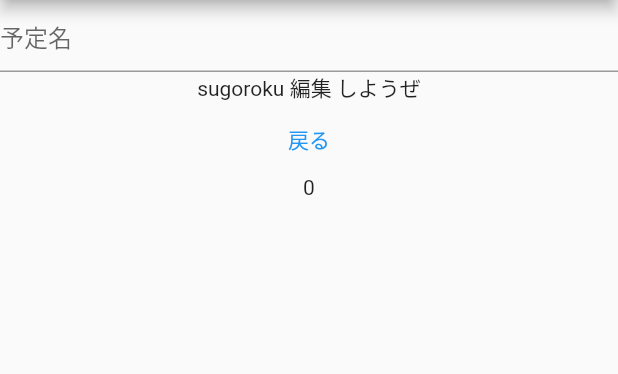
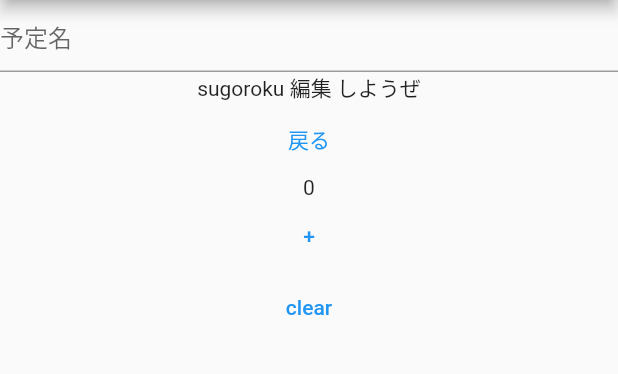
Before and after one commit to sakiso/daily_sugoroku_client, a Flutter app: the screen it shows after launch, after a tap on the "edit" icon, on a phone screen of 412 x 824 dp, the part 84-458 px from its top. Run offline on Flutter 3.47's test engine with Material 2 defaults, Android fonts, the phone set to English and light mode, and no system bars; our stand-ins replace flutter_riverpod, flutter_secure_storage.

Commit message:
clearボタン

```diff
--- a/lib/pages/sugoroku_edit/components/time_picker.dart
+++ b/lib/pages/sugoroku_edit/components/time_picker.dart
@@ -1,7 +1,7 @@
 import 'package:flutter/material.dart';
 import 'package:flutter_riverpod/flutter_riverpod.dart';
 
-StateProvider<int> _requiredTimeProvider = StateProvider((ref) => 0);
+final _requiredTimeProvider = StateProvider<int>((ref) => 0);
 
 class TimePicker extends ConsumerWidget {
   const TimePicker({Key? key}) : super(key: key);
@@ -10,6 +10,23 @@ class TimePicker extends ConsumerWidget {
   Widget build(BuildContext context, WidgetRef ref) {
     int _requiredTime = ref.watch(_requiredTimeProvider);
 
-    return Text("$_requiredTime");
+    return Column(
+      children: [
+        Text("$_requiredTime"),
+        TextButton(
+          onPressed: () {
+            ref
+                .read(_requiredTimeProvider.notifier)
+                .update((state) => state + 1);
+          },
+          child: const Text('+'),
+        ),
+        TextButton(
+            onPressed: () {
+              ref.read(_requiredTimeProvider.notifier).state = 0;
+            },
+            child: const Text('clear'))
+      ],
+    );
   }
 }
```
